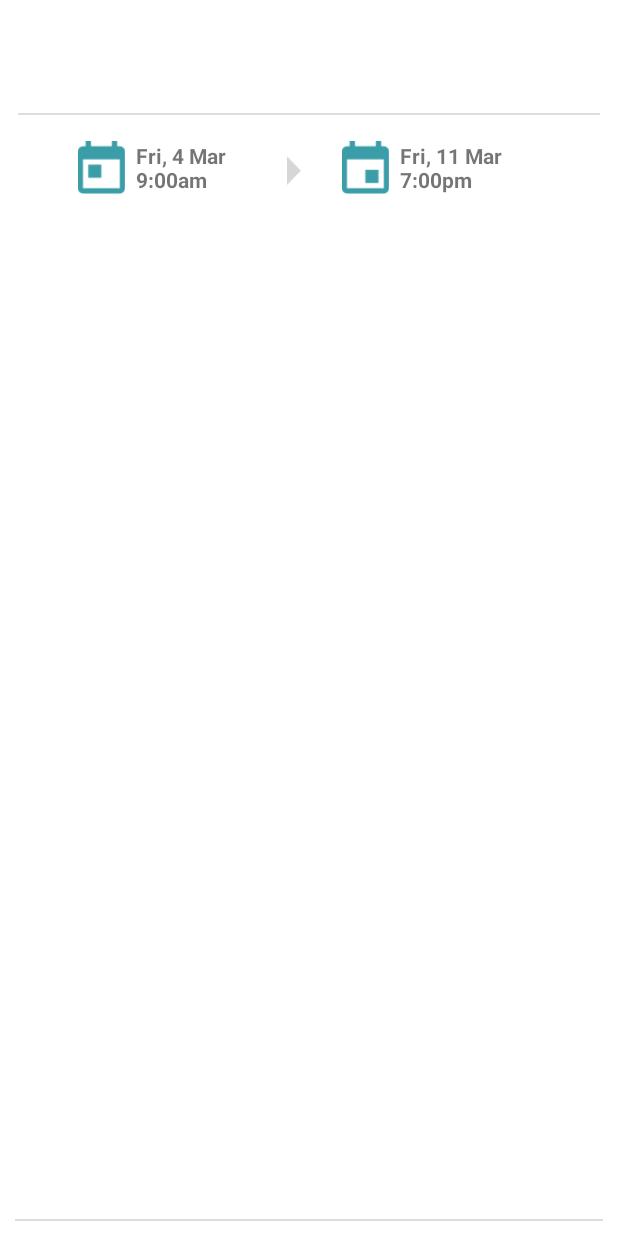
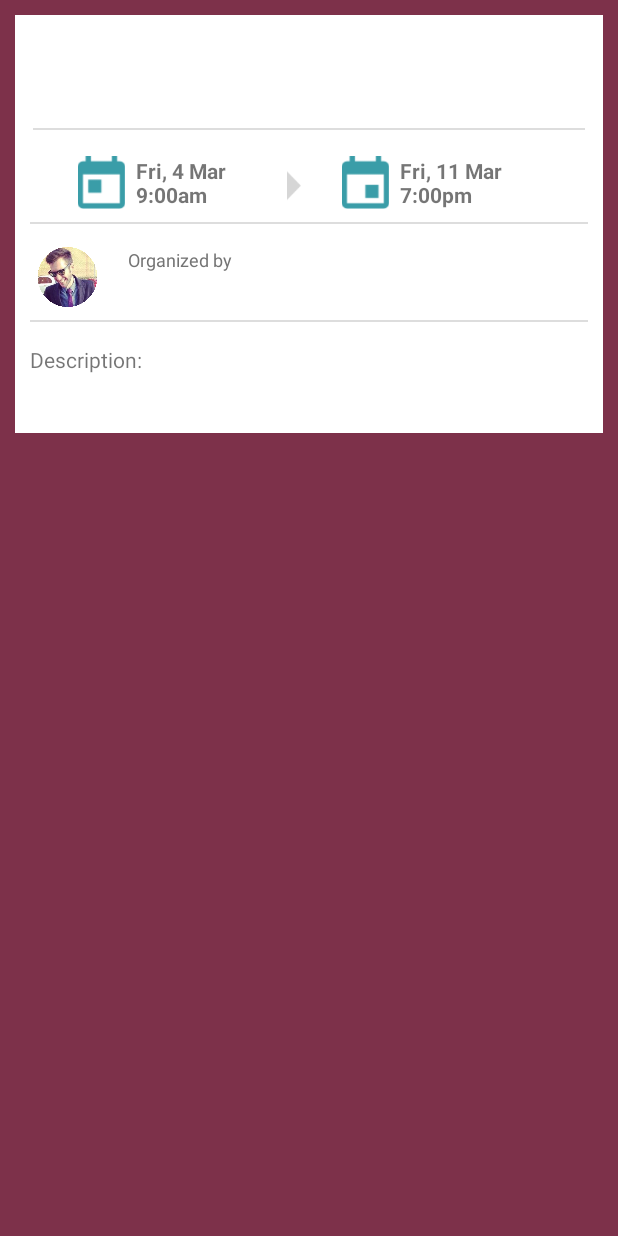
Before and after one commit to ucsdCSE110wi16/CSE110W240T12, an Android app: the layout single_active_group.xml on its own in the app's theme, with its tools: preview values and no code run, on a phone screen of 412 x 824 dp. Run offline under Robolectric (Android 15) with nearby library versions, the phone set to English and light mode, and no system bars.

Commit message:
UPDATE: Further work single Active group UI

```diff
--- a/GiftExchangeApplication/app/src/main/java/cse110/giftexchangeapplication/ui/activeGroups/ActiveGroupAdapter.java
+++ b/GiftExchangeApplication/app/src/main/java/cse110/giftexchangeapplication/ui/activeGroups/ActiveGroupAdapter.java
@@ -4,11 +4,13 @@ import android.app.Activity;
 import android.view.View;
 import android.widget.TextView;
 
+import com.firebase.client.Firebase;
 import com.firebase.client.Query;
 import com.firebase.ui.FirebaseListAdapter;
 
 import cse110.giftexchangeapplication.R;
 import cse110.giftexchangeapplication.model.ActiveGroup;
+import cse110.giftexchangeapplication.utils.Constants;
 
 public class ActiveGroupAdapter extends FirebaseListAdapter<ActiveGroup> {
 
@@ -35,8 +37,10 @@ public class ActiveGroupAdapter extends FirebaseListAdapter<ActiveGroup> {
         TextView textViewGroupName = (TextView) view.findViewById(R.id.text_view_group_name);
         TextView textViewManagedByUser = (TextView) view.findViewById(R.id.text_view_managed_by_user);
 
+        Firebase ref = new Firebase(Constants.FIREBASE_URL_USERS).child(group.getManager());
+
         // Set the group name & owner
         textViewGroupName.setText(group.getGroupName());
-        textViewManagedByUser.setText(group.getManager());
+        textViewManagedByUser.setText(ref.);
     }
 }
--- a/GiftExchangeApplication/app/src/main/res/layout/single_active_group.xml
+++ b/GiftExchangeApplication/app/src/main/res/layout/single_active_group.xml
@@ -1,9 +1,12 @@
 <?xml version="1.0" encoding="utf-8"?>
 
 <!-- This layout controls the appearance of a single active group object in the List-->
-<RelativeLayout xmlns:android="http://schemas.android.com/apk/res/android"
+<LinearLayout xmlns:android="http://schemas.android.com/apk/res/android"
     android:layout_width="match_parent"
     android:layout_height="wrap_content"
+    android:orientation="vertical"
+    android:layout_margin="10dp"
+    android:padding="10dp"
 
     android:background="@android:color/white"
     android:clickable="false"
@@ -11,13 +14,6 @@
     android:focusable="false"
     android:foreground="?selectableItemBackground"
     android:gravity="center_vertical" >
-
-
-    <LinearLayout
-        android:orientation="vertical"
-        android:layout_width="match_parent"
-        android:layout_height="match_parent"
-        android:layout_margin="10dp" >
 
     <!-- TextView that shows the single ActiveGroup's name-->
     <TextView
@@ -121,7 +117,7 @@
                 android:layout_below="@+id/text_view_group_name"
                 android:layout_marginEnd="4dp"
                 android:layout_marginRight="2dp"
-                    android:text="Managed by"
+                android:text="@string/organized_by"
                 android:textColor="@color/light_black"
                 android:textSize="12sp" />
 
@@ -139,6 +135,20 @@
 
     </LinearLayout>
 
+    <LinearLayout
+        android:layout_width="match_parent"
+        android:layout_height="wrap_content"
+        android:orientation="vertical">
+
+        <TextView
+            android:layout_width="wrap_content"
+            android:layout_height="wrap_content"
+            android:text="@string/group_description"
+            android:layout_marginBottom="10dp"/>
+
+        <TextView
+            android:layout_width="match_parent"
+            android:layout_height="wrap_content" />
     </LinearLayout>
 
-</RelativeLayout>
+</LinearLayout>
--- a/GiftExchangeApplication/app/src/main/res/values/strings.xml
+++ b/GiftExchangeApplication/app/src/main/res/values/strings.xml
@@ -77,6 +77,10 @@
     <string name="log_message_password_changed_successfully">Password changed successfully from temporary password to </string>
     <string name="log_message_auth_successful">Authentication successful.</string>
 
+    <!-- Single Active Group -->
+    <string name="organized_by">Organized by</string>
+    <string name="group_description">Description:</string>
+
 
 
 </resources>
```
Also changed, not shown: GiftExchangeApplication/app/src/main/java/cse110/giftexchangeapplication/ui/MainActivity.java (+0 -19 lines), 1 other file. Lines whose indentation alone changed are shown as unchanged.
